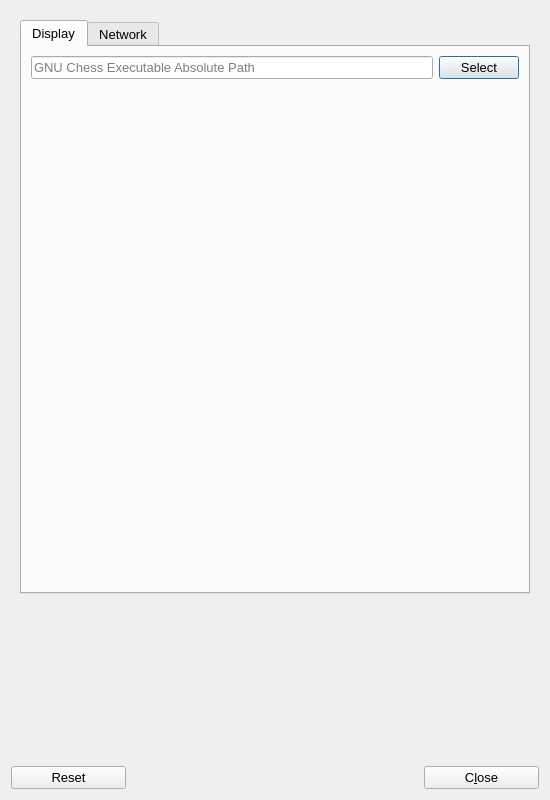
The window that UI/qtchess_setup.ui (textbrowser/qtchess) describes before a commit, drawn with Qt 5.
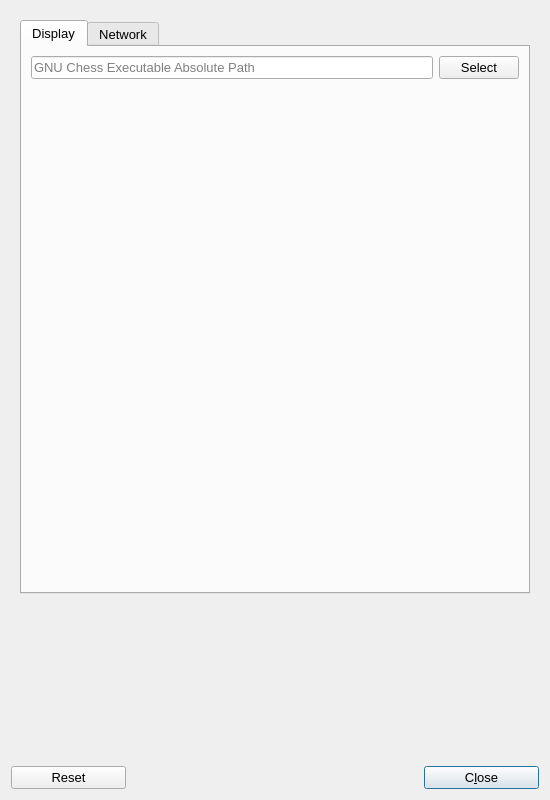
The same window after the commit. Icons and pictures are not drawn.

Patch:
```diff
--- a/UI/qtchess_setup.ui
+++ b/UI/qtchess_setup.ui
@@ -574,6 +574,15 @@
        <property name="text">
         <string>C&amp;lose</string>
        </property>
+       <property name="shortcut">
+        <string>Ctrl+W</string>
+       </property>
+       <property name="autoDefault">
+        <bool>true</bool>
+       </property>
+       <property name="default">
+        <bool>true</bool>
+       </property>
       </widget>
      </item>
     </layout>
```
Left out of the diff: 4 changed lines with no effect on the pictures.
